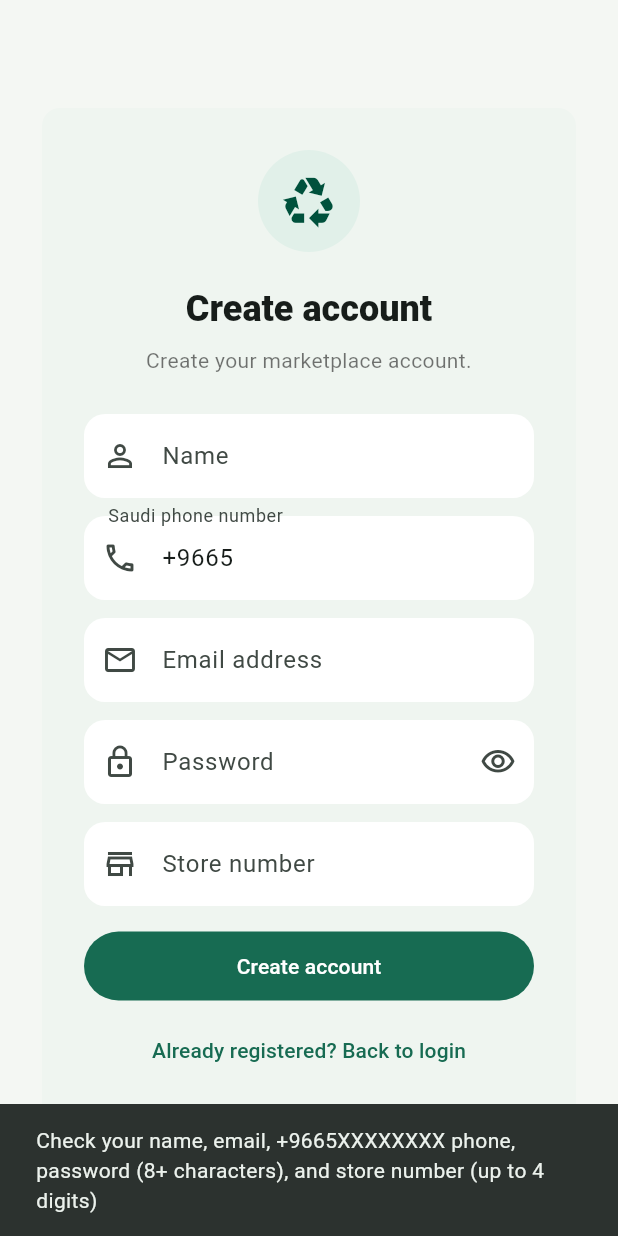
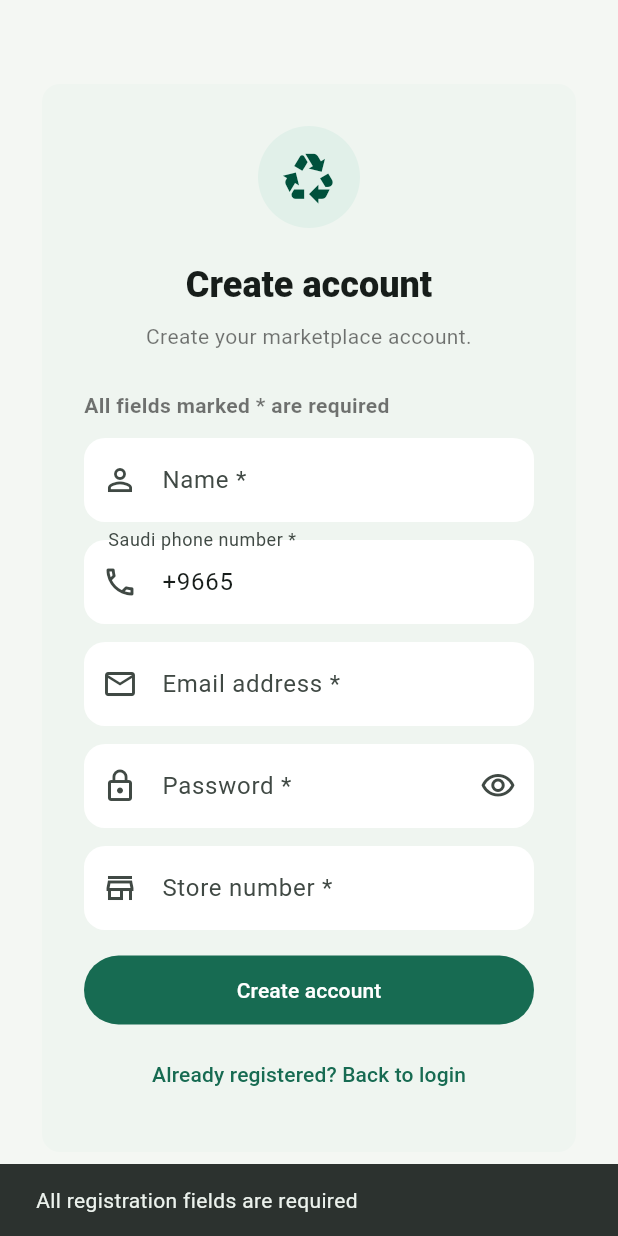
Before and after one commit to itflutter5/torik-dammam, a Flutter app: the PasswordAccessPage screen opened directly, after a tap on "Create account", on a phone screen of 412 x 824 dp. Run offline on Flutter 3.47's test engine with Material 3 defaults, Android fonts, the phone set to English and light mode, and no system bars; our stand-ins replace google_sign_in, image_picker, shared_preferences; missing offline and left inert: google_sign_in_web; accounts and stored records are empty; network calls fail.

Commit message:
Require every registration field

```diff
--- a/client/lib/main.dart
+++ b/client/lib/main.dart
@@ -30,6 +30,8 @@ const translations = <String, Map<String, String>>{
     'Login': 'লগইন',
     'Login / Sign up': 'লগইন / নিবন্ধন',
     'Create account': 'অ্যাকাউন্ট তৈরি করুন',
+    'All fields marked * are required': '* চিহ্নিত সব ঘর পূরণ করা আবশ্যক',
+    'All registration fields are required': 'নিবন্ধনের সব ঘর পূরণ করা আবশ্যক',
     'Create a post': 'পোস্ট তৈরি করুন',
     'Post details': 'পোস্টের বিস্তারিত',
     'Saved posts': 'সংরক্ষিত পোস্ট',
@@ -62,6 +64,8 @@ const translations = <String, Map<String, String>>{
     'Login': 'لاگ اِن',
     'Login / Sign up': 'لاگ اِن / رجسٹر',
     'Create account': 'اکاؤنٹ بنائیں',
+    'All fields marked * are required': '* کے نشان والے تمام خانے لازمی ہیں',
+    'All registration fields are required': 'رجسٹریشن کے تمام خانے پُر کرنا ضروری ہیں',
     'Create a post': 'پوسٹ بنائیں',
     'Post details': 'پوسٹ کی تفصیل',
     'Saved posts': 'محفوظ پوسٹس',
@@ -94,6 +98,8 @@ const translations = <String, Map<String, String>>{
     'Login': 'लॉग इन',
     'Login / Sign up': 'लॉग इन / पंजीकरण',
     'Create account': 'खाता बनाएँ',
+    'All fields marked * are required': '* चिह्न वाले सभी फ़ील्ड आवश्यक हैं',
+    'All registration fields are required': 'पंजीकरण के सभी फ़ील्ड भरना आवश्यक है',
     'Create a post': 'पोस्ट बनाएँ',
     'Post details': 'पोस्ट विवरण',
     'Saved posts': 'सहेजी गई पोस्ट',
@@ -711,11 +717,21 @@ class _PasswordAccessPageState extends State<PasswordAccessPage> {
                     ),
                     const SizedBox(height: 26),
                     if (registering) ...[
+                      Text(
+                        tr('All fields marked * are required'),
+                        style: const TextStyle(
+                          color: Colors.black54,
+                          fontWeight: FontWeight.w600,
+                        ),
+                      ),
+                      const SizedBox(height: 12),
+                    ],
+                    if (registering) ...[
                       TextField(
                         controller: name,
                         textInputAction: TextInputAction.next,
                         decoration: InputDecoration(
-                          labelText: tr('Name'),
+                          labelText: '${tr('Name')} *',
                           prefixIcon: const Icon(Icons.person_outline),
                         ),
                       ),
@@ -726,7 +742,9 @@ class _PasswordAccessPageState extends State<PasswordAccessPage> {
                       keyboardType: TextInputType.phone,
                       textInputAction: TextInputAction.next,
                       decoration: InputDecoration(
-                        labelText: tr('Saudi phone number'),
+                        labelText: registering
+                            ? '${tr('Saudi phone number')} *'
+                            : tr('Saudi phone number'),
                         hintText: '+9665XXXXXXXX',
                         prefixIcon: const Icon(Icons.phone_outlined),
                       ),
@@ -738,7 +756,7 @@ class _PasswordAccessPageState extends State<PasswordAccessPage> {
                         keyboardType: TextInputType.emailAddress,
                         textInputAction: TextInputAction.next,
                         decoration: InputDecoration(
-                          labelText: tr('Email address'),
+                          labelText: '${tr('Email address')} *',
                           prefixIcon: const Icon(Icons.email_outlined),
                         ),
                       ),
@@ -749,7 +767,9 @@ class _PasswordAccessPageState extends State<PasswordAccessPage> {
                       obscureText: obscurePassword,
                       onSubmitted: registering ? null : (_) => _enterApp(),
                       decoration: InputDecoration(
-                        labelText: tr('Password'),
+                        labelText: registering
+                            ? '${tr('Password')} *'
+                            : tr('Password'),
                         hintText: tr('Enter any password'),
                         prefixIcon: const Icon(Icons.lock_outline),
                         suffixIcon: IconButton(
@@ -774,7 +794,7 @@ class _PasswordAccessPageState extends State<PasswordAccessPage> {
                           FilteringTextInputFormatter.digitsOnly,
                         ],
                         decoration: InputDecoration(
-                          labelText: tr('Store number'),
+                          labelText: '${tr('Store number')} *',
                           hintText: '0101',
                           counterText: '',
                           prefixIcon: const Icon(Icons.store_outlined),
@@ -837,6 +857,17 @@ class _PasswordAccessPageState extends State<PasswordAccessPage> {
   );
 
   Future<void> _enterApp() async {
+    if (registering &&
+        (name.text.trim().isEmpty ||
+            phone.text.trim().isEmpty ||
+            email.text.trim().isEmpty ||
+            password.text.isEmpty ||
+            storeNumber.text.trim().isEmpty)) {
+      ScaffoldMessenger.of(context).showSnackBar(
+        SnackBar(content: Text(tr('All registration fields are required'))),
+      );
+      return;
+    }
     if (!RegExp(r'^\+9665\d{8}$').hasMatch(phone.text.trim()) ||
         password.text.length < (registering ? 8 : 1) ||
         (registering &&
```
Also changed, not shown: 1 other file.
